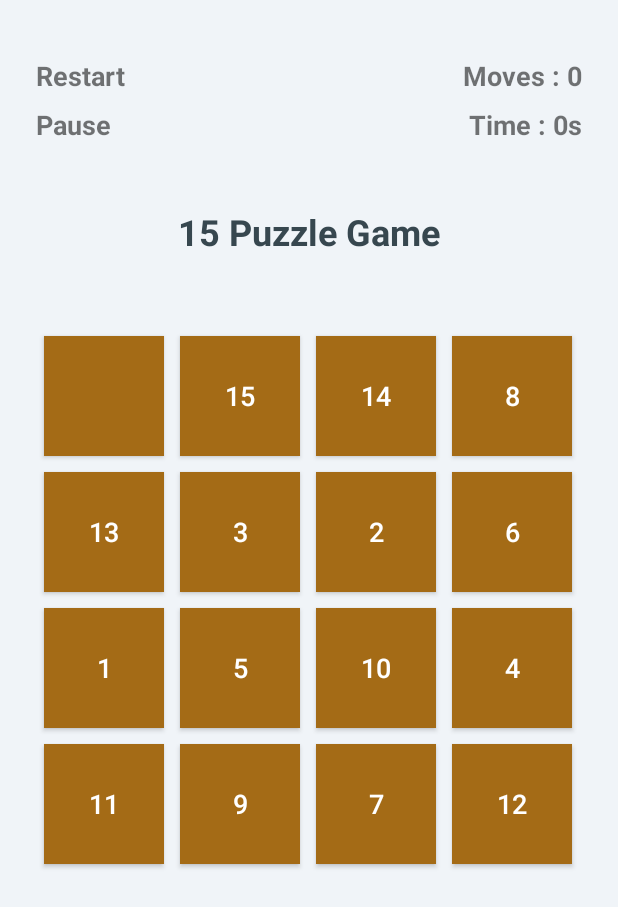
After one commit to SabrinaRashidova/FifteenPuzzleGame, an Android app: the GameActivity screen opened directly, with no data from a screen before it, on a phone screen of 412 x 824 dp. The commit adds this screen. Shown: the top 907 px of the screen. Run offline under Robolectric (Android 15) with nearby library versions, the phone set to English and light mode, and no system bars.

Commit message:
update UI, restart Game functions added

```diff
--- /dev/null
+++ b/app/src/main/java/com/example/fifteenpuzzlegame/ui/GameActivity.kt
@@ -0,0 +1,115 @@
+package com.example.fifteenpuzzlegame.ui
+
+import android.annotation.SuppressLint
+import android.graphics.Color
+import android.os.Bundle
+import android.widget.Button
+import android.widget.GridLayout
+import androidx.appcompat.app.AppCompatActivity
+import com.example.fifteenpuzzlegame.R
+import com.example.fifteenpuzzlegame.R.color
+import com.example.fifteenpuzzlegame.databinding.ActivityGameBinding
+
+class GameActivity : AppCompatActivity() {
+     lateinit var binding: ActivityGameBinding
+
+     lateinit var gridLayout: GridLayout
+     var  numbers: MutableList<Int> = mutableListOf()
+
+    override fun onCreate(savedInstanceState: Bundle?) {
+        super.onCreate(savedInstanceState)
+        binding = ActivityGameBinding.inflate(layoutInflater)
+        setContentView(binding.root)
+
+        gridLayout = binding.gridLayout
+        initList()
+        shuffleNumber()
+        updateGridUI()
+        binding.txtRestart.setOnClickListener {
+            restartGame()
+        }
+    }
+
+    private lateinit var tiles: MutableList<Button>
+    private var emptyTileIndex = 15
+
+
+    private fun initList(){
+        numbers.clear()
+        numbers.addAll(1..15)
+        numbers.add(0)
+    }
+
+    private fun isAdjacent(index1: Int, index2: Int): Boolean {
+        val row1 = index1 / 4
+        val col1 = index1 % 4
+        val row2 = index2 / 4
+        val col2 = index2 % 4
+        return (row1 == row2 && Math.abs(col1 - col2) == 1) ||
+                (col1 == col2 && Math.abs(row1 - row2) == 1)
+    }
+
+    private fun swapTiles(i: Int, j: Int) {
+        val tempText = tiles[i].text
+        tiles[i].text = tiles[j].text
+        tiles[j].text = tempText
+    }
+
+    private fun restartGame(){
+        shuffleNumber()
+        updateGridUI()
+    }
+
+    private fun shuffleNumber(){
+        numbers.shuffle()
+    }
+
+    private fun updateGridUI(){
+        gridLayout.removeAllViews()
+        tiles = mutableListOf()
+
+        for (i in 0 until 16) {
+            val tile = Button(this)
+            val value = numbers[i]
+
+            tile.text = if (value == 0) "" else value.toString()
+            tile.textSize = 18f
+            tile.setTextColor(Color.WHITE)
+            tile.setBackgroundColor(getColor(R.color.primary_color))
+            tile.setPadding(8, 8, 8, 8)
+
+            val sizeInDp = 80
+            val scale = resources.displayMetrics.density
+            val sizeInPx = (sizeInDp * scale).toInt()
+
+            val params = GridLayout.LayoutParams().apply {
+                width = sizeInPx
+                height = sizeInPx
+                setMargins(8, 8, 8, 8)
+            }
+
+            gridLayout.addView(tile, params)
+            tiles.add(tile)
+
+            if (value == 0) emptyTileIndex = i
+
+            tile.setOnClickListener {
+                val clickedIndex = i
+                if (isAdjacent(clickedIndex, emptyTileIndex)) {
+                    swapTiles(clickedIndex, emptyTileIndex)
+                    emptyTileIndex = clickedIndex
+                }
+            }
+    }}
+
+    override fun onPause() {
+        super.onPause()
+    }
+
+    override fun onDestroy() {
+        super.onDestroy()
+    }
+
+
+
+}
--- /dev/null
+++ b/app/src/main/res/drawable/start_game_bg.xml
@@ -0,0 +1,6 @@
+<?xml version="1.0" encoding="utf-8"?>
+<shape xmlns:android="http://schemas.android.com/apk/res/android">
+
+    <corners android:radius="12dp"/>
+    <solid android:color="@color/primary_color"/>
+</shape>
--- /dev/null
+++ b/app/src/main/res/layout/activity_game.xml
@@ -0,0 +1,89 @@
+<?xml version="1.0" encoding="utf-8"?>
+<LinearLayout xmlns:android="http://schemas.android.com/apk/res/android"
+    android:id="@+id/rootLayout"
+    android:layout_width="match_parent"
+    android:layout_height="match_parent"
+    android:background="#F0F4F8"
+    android:orientation="vertical"
+    android:paddingTop="38dp"
+    android:paddingHorizontal="24dp">
+
+    <LinearLayout
+        android:layout_width="match_parent"
+        android:layout_height="100dp"
+        android:orientation="horizontal">
+
+
+        <LinearLayout
+            android:layout_width="0dp"
+            android:layout_height="wrap_content"
+            android:layout_weight="1"
+            android:orientation="vertical">
+
+            <TextView
+                android:id="@+id/txt_restart"
+                android:layout_width="wrap_content"
+                android:layout_height="wrap_content"
+                android:text="Restart"
+                android:textSize="18sp"
+                android:textStyle="bold"/>
+
+            <TextView
+                android:layout_width="wrap_content"
+                android:layout_height="wrap_content"
+                android:id="@+id/txt_pasuse"
+                android:text="Pause"
+                android:textSize="18sp"
+                android:textStyle="bold"
+                android:layout_marginTop="8dp"/>
+
+        </LinearLayout>
+
+        <LinearLayout
+            android:layout_width="0dp"
+            android:layout_height="wrap_content"
+            android:layout_weight="1"
+            android:gravity="end"
+            android:orientation="vertical">
+
+            <TextView
+                android:id="@+id/txt_move_counter"
+                android:layout_width="wrap_content"
+                android:layout_height="wrap_content"
+                android:text="Moves : 0"
+                android:textSize="18sp"
+                android:textStyle="bold"/>
+
+            <TextView
+                android:layout_width="wrap_content"
+                android:layout_height="wrap_content"
+                android:id="@+id/txt_timer"
+                android:text="Time : 0s"
+                android:textSize="18sp"
+                android:textStyle="bold"
+                android:layout_marginTop="8dp"/>
+
+        </LinearLayout>
+
+    </LinearLayout>
+
+    <TextView
+        android:id="@+id/tvTitle"
+        android:layout_width="wrap_content"
+        android:layout_height="wrap_content"
+        android:layout_gravity="center"
+        android:text="@string/app_name"
+        android:textSize="24sp"
+        android:textStyle="bold"
+        android:textColor="#37474F"
+        android:layout_marginBottom="24dp"/>
+
+    <GridLayout
+        android:id="@+id/gridLayout"
+        android:layout_width="match_parent"
+        android:layout_height="wrap_content"
+        android:layout_marginTop="24dp"
+        android:layout_gravity="center"
+        android:rowCount="4"
+        android:columnCount="4" />
+</LinearLayout>
--- a/app/src/main/res/values-night/themes.xml
+++ b/app/src/main/res/values-night/themes.xml
@@ -2,6 +2,6 @@
     <!-- Base application theme. -->
     <style name="Base.Theme.FifteenPuzzleGame" parent="Theme.Material3.DayNight.NoActionBar">
         <!-- Customize your dark theme here. -->
-        <!-- <item name="colorPrimary">@color/my_dark_primary</item> -->
+         <item name="colorPrimary">@color/primary_color</item>
     </style>
 </resources>
--- a/app/src/main/res/values/colors.xml
+++ b/app/src/main/res/values/colors.xml
@@ -2,4 +2,5 @@
 <resources>
     <color name="black">#FF000000</color>
     <color name="white">#FFFFFFFF</color>
+    <color name="primary_color">#A46B16</color>
 </resources>
--- a/app/src/main/res/values/themes.xml
+++ b/app/src/main/res/values/themes.xml
@@ -1,9 +1,13 @@
 <resources xmlns:tools="http://schemas.android.com/tools">
     <!-- Base application theme. -->
-    <style name="Base.Theme.FifteenPuzzleGame" parent="Theme.Material3.DayNight.NoActionBar">
+    <style name="Base.Theme.FifteenPuzzleGame" parent="Theme.MaterialComponents.Light.NoActionBar">
         <!-- Customize your light theme here. -->
-        <!-- <item name="colorPrimary">@color/my_light_primary</item> -->
+         <item name="colorPrimary">@color/primary_color</item>
     </style>
 
-    <style name="Theme.FifteenPuzzleGame" parent="Base.Theme.FifteenPuzzleGame" />
+    <style name="Theme.FifteenPuzzleGame" parent="Base.Theme.FifteenPuzzleGame" >
+        <item name="color">@color/primary_color</item>
+    </style>
+
+
 </resources>
```
Also changed, not shown: app/src/main/AndroidManifest.xml (+13 -1 lines), app/src/main/java/com/example/fifteenpuzzlegame/MainActivity.kt (deleted, +0 -86 lines), app/src/main/java/com/example/fifteenpuzzlegame/MenuActivity.kt (added, +28 -0 lines), app/src/main/java/com/example/fifteenpuzzlegame/ui/GameOverActivity.kt (added, +23 -0 lines), app/src/main/res/layout/activity_game_over.xml (added, +13 -0 lines), app/src/main/res/layout/activity_main.xml (deleted, +0 -28 lines), app/src/main/res/layout/activity_menu.xml (added, +24 -0 lines).
